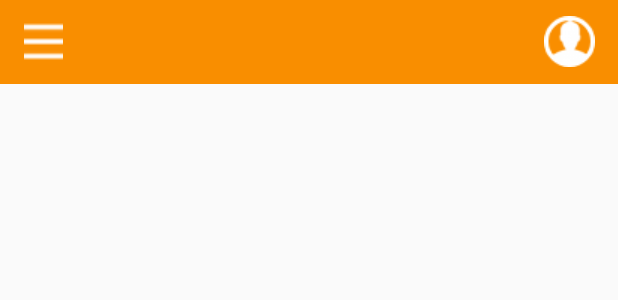
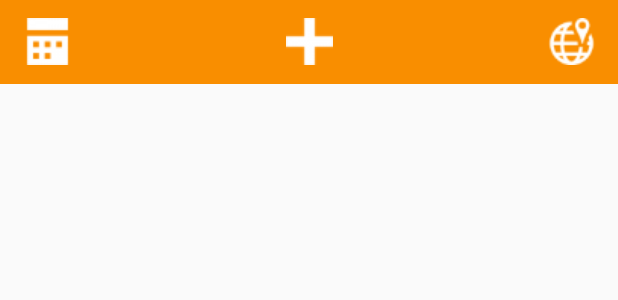
Before and after one commit to arunima1820/HackUTD-VI, an Android app: the layout activity_list.xml on its own in the app's theme, with its tools: preview values and no code run, on a phone screen of 412 x 824 dp. Shown: the top 300 px of the screen. Run offline under Robolectric (Android 15) with nearby library versions, the phone set to English and light mode, and no system bars.

Commit message:
commit top and bottom toolbar

```diff
--- a/app/src/main/res/layout/activity_list.xml
+++ b/app/src/main/res/layout/activity_list.xml
@@ -1,36 +1,19 @@
 <?xml version="1.0" encoding="utf-8"?>
     <RelativeLayout xmlns:android="http://schemas.android.com/apk/res/android"
-        xmlns:app="http://schemas.android.com/apk/res-auto"
         android:layout_width="match_parent"
         android:layout_height="match_parent"
         android:fitsSystemWindows="true"
         android:orientation="vertical">
 
-        <androidx.appcompat.widget.Toolbar
-            android:id="@+id/toolbar"
-            android:minHeight="?attr/actionBarSize"
-            android:layout_width="match_parent"
-            android:layout_height="wrap_content"
-            app:titleTextColor="@android:color/white"
-            android:background="?attr/colorPrimary">
+    <include
+        layout="@layout/toolbar_top"
+        android:layout_width="match_parent"
+        android:layout_height="wrap_content"/>
 
-            <ImageButton
-                android:id="@+id/menu"
-                android:layout_width="wrap_content"
-                android:layout_height="wrap_content"
-                android:background="@color/colorPrimary"
-                android:layout_gravity="start"
-                android:src="@drawable/menu_logo"  />
-
-            <ImageButton
-                android:id="@+id/user"
-                android:layout_width="wrap_content"
-                android:layout_height="wrap_content"
-                android:background="@color/colorPrimary"
-                android:layout_gravity="end"
-                android:layout_marginEnd="15dp"
-                android:src="@drawable/user_logo"  />
-
-        </androidx.appcompat.widget.Toolbar>
+    <include
+        layout="@layout/toolbar_bottom"
+        android:layout_width="match_parent"
+        android:layout_height="wrap_content"
+        android:layout_gravity="bottom" />
 
 </RelativeLayout>
--- /dev/null
+++ b/app/src/main/res/layout/toolbar_bottom.xml
@@ -0,0 +1,39 @@
+<?xml version="1.0" encoding="utf-8"?>
+
+<androidx.appcompat.widget.Toolbar
+    xmlns:android="http://schemas.android.com/apk/res/android"
+    android:layout_width="match_parent"
+    android:layout_height="wrap_content"
+    xmlns:app="http://schemas.android.com/apk/res-auto"
+    app:titleTextColor="@android:color/white"
+    android:layout_gravity="bottom"
+    android:background="?attr/colorPrimary" >
+
+    <ImageButton
+        android:id="@+id/calendar"
+        android:layout_width="wrap_content"
+        android:layout_height="wrap_content"
+        android:background="@color/colorPrimary"
+        android:layout_gravity="start"
+        android:src="@drawable/calendar_logo"  />
+
+
+
+    <ImageButton
+        android:id="@+id/add"
+        android:layout_width="wrap_content"
+        android:layout_height="wrap_content"
+        android:background="@color/colorPrimary"
+        android:layout_gravity="center"
+        android:src="@drawable/plus_logo"  />
+
+    <ImageButton
+        android:id="@+id/map"
+        android:layout_width="wrap_content"
+        android:layout_height="wrap_content"
+        android:background="@color/colorPrimary"
+        android:layout_gravity="end"
+        android:layout_marginEnd="15dp"
+        android:src="@drawable/map_logo"  />
+
+</androidx.appcompat.widget.Toolbar>
```
Also changed, not shown: app/src/main/res/layout/toolbar_top.xml (added, +28 -0 lines).
